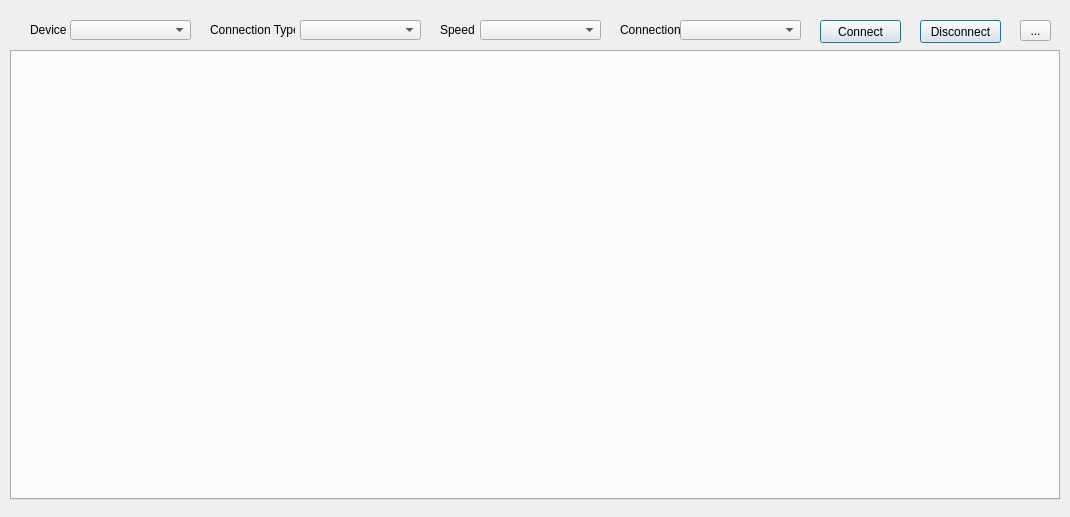
The window that src/mainwindow.ui (Donn13Darko/uC_Interfacer) describes before a commit, drawn with Qt 5.
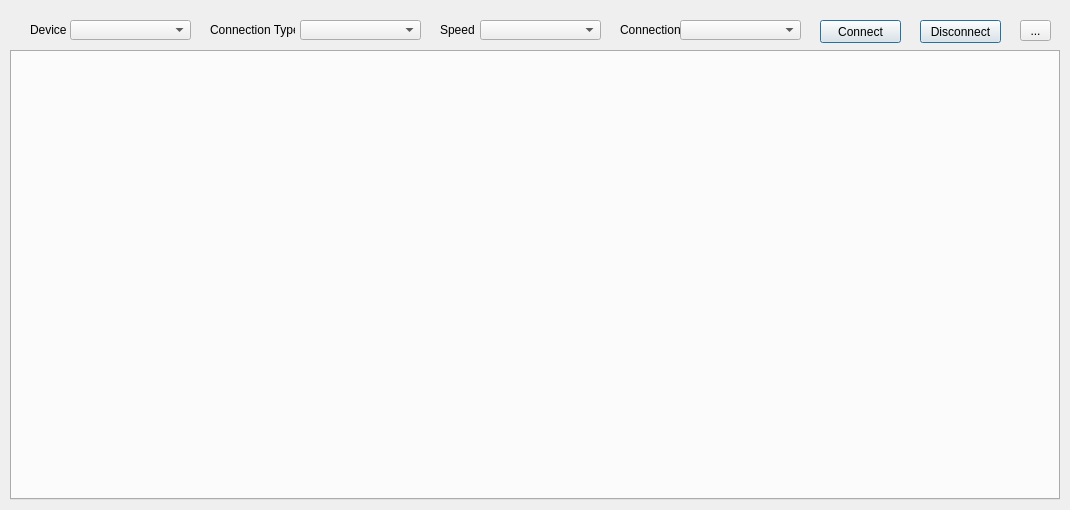
The same window after the commit.

```diff
--- a/src/mainwindow.ui
+++ b/src/mainwindow.ui
@@ -7,7 +7,7 @@
     <x>0</x>
     <y>0</y>
     <width>1070</width>
-    <height>517</height>
+    <height>510</height>
    </rect>
   </property>
   <property name="windowTitle">
```
Left out of the diff: 16 changed lines with no effect on the pictures.
